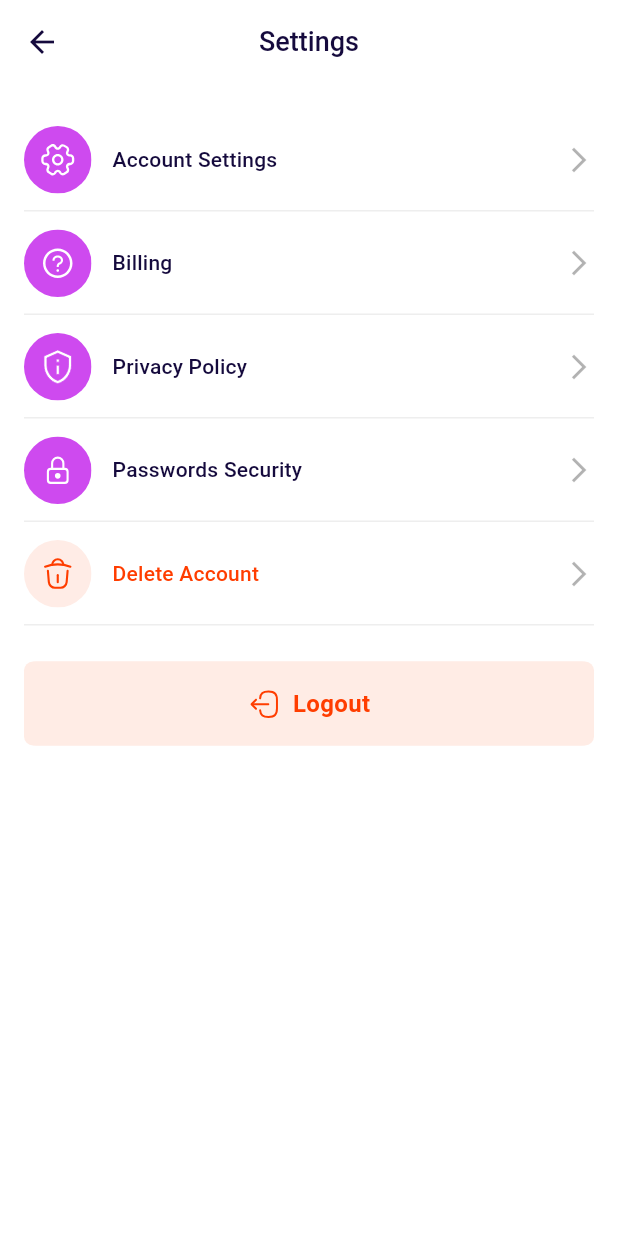
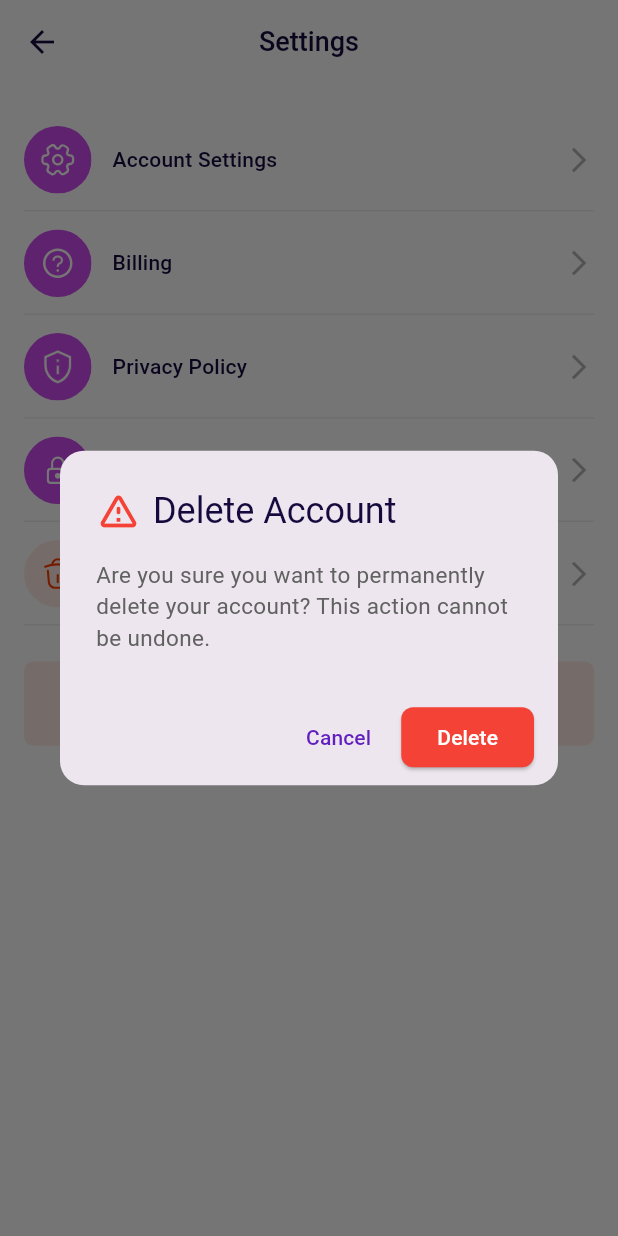
Before and after one commit to muneeb117/mywords.ai, a Flutter app: the SettingsPage screen opened by its route, after a tap on "Delete Account", on a phone screen of 412 x 824 dp. Run offline on Flutter 3.47's test engine with Material 3 defaults, Android fonts, the phone set to English and light mode, and no system bars; our stand-ins replace bloc, dartz, device_info_plus, dio, file_picker, flutter_bloc and 6 more; missing offline and left inert: docx_to_text, syncfusion_flutter_pdf; accounts and stored records are empty.

Commit message:
feat(ui): add delete account dialog

```diff
--- a/lib/modules/settings/cubit/logout_cubit.dart
+++ b/lib/modules/settings/cubit/account_cubit.dart
@@ -1,19 +1,19 @@
 import 'package:bloc/bloc.dart';
 import 'package:mywords/modules/authentication/repository/session_repository.dart';
 
-part 'logout_state.dart';
+part 'account_state.dart';
 
-class LogoutCubit extends Cubit<LogoutState> {
+class AccountCubit extends Cubit<AccountState> {
   final SessionRepository _sessionRepository;
 
-  LogoutCubit({required SessionRepository sessionRepository})
+  AccountCubit({required SessionRepository sessionRepository})
       : _sessionRepository = sessionRepository,
-        super(LogoutState.initial());
+        super(AccountState.initial());
 
   void logout() async {
-    emit(state.copyWith(logoutStatus: LogoutStatus.loading));
+    emit(state.copyWith(accountStatus: AccountStatus.loading));
     await Future.delayed(Duration(seconds: 2));
     await _sessionRepository.clearSession();
-    emit(state.copyWith(logoutStatus: LogoutStatus.success));
+    emit(state.copyWith(accountStatus: AccountStatus.success));
   }
 }
--- /dev/null
+++ b/lib/modules/settings/cubit/account_state.dart
@@ -0,0 +1,30 @@
+part of 'account_cubit.dart';
+
+enum AccountStatus { initial, loading, success, failed }
+
+class AccountState {
+  final AccountStatus accountStatus;
+  final String errorMsg;
+
+  AccountState({
+    required this.errorMsg,
+    required this.accountStatus,
+  });
+
+  factory AccountState.initial() {
+    return AccountState(
+      errorMsg: '',
+      accountStatus: AccountStatus.initial,
+    );
+  }
+
+  AccountState copyWith({
+    String? errorMsg,
+    AccountStatus? accountStatus,
+  }) {
+    return AccountState(
+      errorMsg: errorMsg ?? this.errorMsg,
+      accountStatus: accountStatus ?? this.accountStatus,
+    );
+  }
+}
--- a/lib/modules/settings/cubit/logout_state.dart
+++ /dev/null
@@ -1,30 +0,0 @@
-part of 'logout_cubit.dart';
-
-enum LogoutStatus { initial, loading, success, failed }
-
-class LogoutState {
-  final LogoutStatus logoutStatus;
-  final String errorMsg;
-
-  LogoutState({
-    required this.errorMsg,
-    required this.logoutStatus,
-  });
-
-  factory LogoutState.initial() {
-    return LogoutState(
-      errorMsg: '',
-      logoutStatus: LogoutStatus.initial,
-    );
-  }
-
-  LogoutState copyWith({
-    String? errorMsg,
-    LogoutStatus? logoutStatus,
-  }) {
-    return LogoutState(
-      errorMsg: errorMsg ?? this.errorMsg,
-      logoutStatus: logoutStatus ?? this.logoutStatus,
-    );
-  }
-}
--- a/lib/modules/settings/pages/settings_page.dart
+++ b/lib/modules/settings/pages/settings_page.dart
@@ -5,7 +5,8 @@ import 'package:mywords/common/components/primary_button.dart';
 import 'package:mywords/config/routes/route_manager.dart';
 import 'package:mywords/constants/app_colors.dart';
 import 'package:mywords/core/di/service_locator.dart';
-import 'package:mywords/modules/settings/cubit/logout_cubit.dart';
+import 'package:mywords/modules/settings/cubit/account_cubit.dart';
+import 'package:mywords/modules/settings/widgets/delete_account_dialog.dart';
 import 'package:mywords/modules/settings/widgets/settings_tile.dart';
 import 'package:mywords/utils/extensions/extended_context.dart';
 
@@ -15,7 +16,7 @@ class SettingsPage extends StatelessWidget {
   @override
   Widget build(BuildContext context) {
     return BlocProvider(
-      create: (context) => LogoutCubit(sessionRepository: sl()),
+      create: (context) => AccountCubit(sessionRepository: sl()),
       child: Builder(
         builder: (context) {
           return Scaffold(
@@ -54,18 +55,22 @@ class SettingsPage extends StatelessWidget {
                   ),
                   Divider(height: 0, color: Color(0xffEEEEEE)),
                   SettingsTile(
-                    onTap: () {},
+                    onTap: () {
+                      showDeleteAccountDialog(context, onConfirm: () {
+                        // context.read<AccountCubit>().deleteAccount();
+                      });
+                    },
                     title: 'Delete Account',
                     assetPath: 'assets/images/svg/ic_delete_acc.svg',
                     textColor: Color(0xffFF3D00),
                   ),
                   Divider(height: 0, color: Color(0xffEEEEEE)),
                   SizedBox(height: 24),
-                  BlocConsumer<LogoutCubit, LogoutState>(
+                  BlocConsumer<AccountCubit, AccountState>(
                     listener: (context, state) {
-                      if (state.logoutStatus == LogoutStatus.success) {
+                      if (state.accountStatus == AccountStatus.success) {
                         Navigator.pushNamedAndRemoveUntil(context, RouteManager.login, (route) => false);
-                      } else if (state.logoutStatus == LogoutStatus.failed) {
+                      } else if (state.accountStatus == AccountStatus.failed) {
                         context.showSnackBar(state.errorMsg);
                       }
                     },
@@ -76,10 +81,10 @@ class SettingsPage extends StatelessWidget {
                         indicatorColor: AppColors.black,
                         fontWeight: FontWeight.w700,
                         enableShrinkAnimation: false,
-                        isLoading: state.logoutStatus == LogoutStatus.loading,
+                        isLoading: state.accountStatus == AccountStatus.loading,
                         iconPath: 'assets/images/svg/ic_logout.svg',
                         onTap: () {
-                          context.read<LogoutCubit>().logout();
+                          context.read<AccountCubit>().logout();
                         },
                         title: 'Logout',
                       );
--- /dev/null
+++ b/lib/modules/settings/widgets/delete_account_dialog.dart
@@ -0,0 +1,46 @@
+import 'package:flutter/material.dart';
+
+Future<void> showDeleteAccountDialog(BuildContext context, {required VoidCallback onConfirm}) async {
+  return showDialog<void>(
+    context: context,
+    barrierDismissible: false, // user must tap a button
+    builder: (BuildContext context) {
+      return AlertDialog(
+        shape: RoundedRectangleBorder(borderRadius: BorderRadius.circular(16)),
+        title: Row(
+          children: [
+            Icon(Icons.warning_amber_rounded, color: Colors.red, size: 30),
+            const SizedBox(width: 8),
+            const Text('Delete Account'),
+          ],
+        ),
+        content: const Text(
+          'Are you sure you want to permanently delete your account? '
+              'This action cannot be undone.',
+          style: TextStyle(fontSize: 15),
+        ),
+        actionsPadding: const EdgeInsets.symmetric(horizontal: 16, vertical: 8),
+        actions: <Widget>[
+          TextButton(
+            onPressed: () => Navigator.of(context).pop(),
+            child: const Text('Cancel'),
+          ),
+          ElevatedButton(
+            onPressed: () {
+              Navigator.of(context).pop(); // close dialog
+              onConfirm(); // handle confirm logic
+            },
+            style: ElevatedButton.styleFrom(
+              backgroundColor: Colors.red,
+              foregroundColor: Colors.white,
+              shape: RoundedRectangleBorder(
+                borderRadius: BorderRadius.circular(8),
+              ),
+            ),
+            child: const Text('Delete'),
+          ),
+        ],
+      );
+    },
+  );
+}
```
